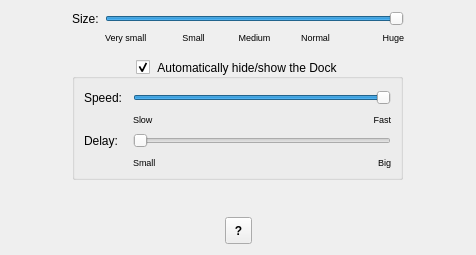
Old version of the form syspref/forms/dock.ui in the repository admiral0/Antico-Deluxe.
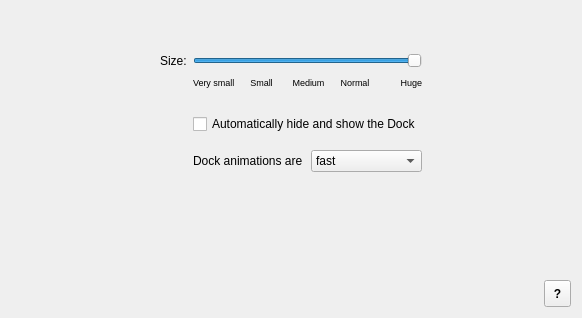
New version of the form. Icons and pictures are not drawn.

Commit message: SystemPreferences.app Dock module is now more Apple HIG and less bloat while preserving Borislav Gerassimov's idea for show/hide animation speed settings; fixed issue with show/hide dock option not saved;

The edit to the form file:
```diff
--- a/syspref/forms/dock.ui
+++ b/syspref/forms/dock.ui
@@ -6,52 +6,51 @@
    <rect>
     <x>0</x>
     <y>0</y>
-    <width>476</width>
-    <height>255</height>
+    <width>582</width>
+    <height>318</height>
    </rect>
   </property>
-  <property name="minimumSize">
-   <size>
-    <width>380</width>
-    <height>230</height>
-   </size>
-  </property>
   <property name="windowTitle">
    <string>Form</string>
   </property>
-  <layout class="QGridLayout" name="gridLayout_5">
-   <item row="0" column="0">
+  <layout class="QGridLayout" name="gridLayout">
+   <item row="0" column="2">
+    <spacer name="verticalSpacer_2">
+     <property name="orientation">
+      <enum>Qt::Vertical</enum>
+     </property>
+     <property name="sizeType">
+      <enum>QSizePolicy::Fixed</enum>
+     </property>
+     <property name="sizeHint" stdset="0">
+      <size>
+       <width>20</width>
+       <height>40</height>
+      </size>
+     </property>
+    </spacer>
+   </item>
+   <item row="1" column="0">
     <spacer name="horizontalSpacer_2">
      <property name="orientation">
       <enum>Qt::Horizontal</enum>
      </property>
      <property name="sizeHint" stdset="0">
       <size>
-       <width>40</width>
+       <width>128</width>
        <height>20</height>
       </size>
      </property>
     </spacer>
    </item>
-   <item row="0" column="1" colspan="3">
-    <layout class="QGridLayout" name="gridLayout_2" columnminimumwidth="15,55,55,55,55,55">
-     <property name="sizeConstraint">
-      <enum>QLayout::SetFixedSize</enum>
-     </property>
-     <item row="0" column="0">
+   <item row="1" column="1">
       <widget class="QLabel" name="label">
-       <property name="maximumSize">
-        <size>
-         <width>77</width>
-         <height>16</height>
-        </size>
-       </property>
        <property name="text">
         <string>Size:</string>
        </property>
       </widget>
      </item>
-     <item row="0" column="1" colspan="5">
+   <item row="1" column="2">
       <widget class="QSlider" name="dockSizeSld">
        <property name="minimum">
         <number>30</number>
@@ -67,7 +66,22 @@
        </property>
       </widget>
      </item>
-     <item row="1" column="1">
+   <item row="1" column="3">
+    <spacer name="horizontalSpacer_3">
+     <property name="orientation">
+      <enum>Qt::Horizontal</enum>
+     </property>
+     <property name="sizeHint" stdset="0">
+      <size>
+       <width>128</width>
+       <height>20</height>
+      </size>
+     </property>
+    </spacer>
+   </item>
+   <item row="2" column="2">
+    <layout class="QHBoxLayout" name="horizontalLayout_2">
+     <item>
       <widget class="QLabel" name="label_2">
        <property name="font">
         <font>
@@ -79,7 +93,7 @@
        </property>
       </widget>
      </item>
-     <item row="1" column="2">
+     <item>
       <widget class="QLabel" name="label_3">
        <property name="font">
         <font>
@@ -94,7 +108,7 @@
        </property>
       </widget>
      </item>
-     <item row="1" column="3">
+     <item>
       <widget class="QLabel" name="label_4">
        <property name="font">
         <font>
@@ -109,7 +123,7 @@
        </property>
       </widget>
      </item>
-     <item row="1" column="4">
+     <item>
       <widget class="QLabel" name="label_5">
        <property name="font">
         <font>
@@ -124,7 +138,7 @@
        </property>
       </widget>
      </item>
-     <item row="1" column="5">
+     <item>
       <widget class="QLabel" name="label_6">
        <property name="font">
         <font>
@@ -141,20 +155,7 @@
      </item>
     </layout>
    </item>
-   <item row="0" column="4">
-    <spacer name="horizontalSpacer_3">
-     <property name="orientation">
-      <enum>Qt::Horizontal</enum>
-     </property>
-     <property name="sizeHint" stdset="0">
-      <size>
-       <width>40</width>
-       <height>20</height>
-      </size>
-     </property>
-    </spacer>
-   </item>
-   <item row="1" column="2">
+   <item row="3" column="2">
     <spacer name="verticalSpacer_3">
      <property name="orientation">
       <enum>Qt::Vertical</enum>
@@ -165,182 +166,60 @@
      <property name="sizeHint" stdset="0">
       <size>
        <width>20</width>
+       <height>20</height>
+      </size>
+     </property>
+    </spacer>
+   </item>
+   <item row="4" column="2">
+    <widget class="QCheckBox" name="showHideChk">
+     <property name="text">
+      <string>Automatically hide and show the Dock</string>
+     </property>
+    </widget>
+   </item>
+   <item row="5" column="2">
+    <spacer name="verticalSpacer_4">
+     <property name="orientation">
+      <enum>Qt::Vertical</enum>
+     </property>
+     <property name="sizeType">
+      <enum>QSizePolicy::Fixed</enum>
+     </property>
+     <property name="sizeHint" stdset="0">
+      <size>
+       <width>20</width>
        <height>10</height>
       </size>
      </property>
     </spacer>
    </item>
-   <item row="2" column="0">
-    <spacer name="horizontalSpacer_4">
-     <property name="orientation">
-      <enum>Qt::Horizontal</enum>
-     </property>
-     <property name="sizeHint" stdset="0">
-      <size>
-       <width>40</width>
-       <height>20</height>
-      </size>
-     </property>
-    </spacer>
-   </item>
-   <item row="2" column="1" colspan="3">
-    <widget class="QGroupBox" name="gbchkAutoHide">
-     <property name="minimumSize">
-      <size>
-       <width>331</width>
-       <height>121</height>
-      </size>
-     </property>
-     <property name="maximumSize">
-      <size>
-       <width>331</width>
-       <height>121</height>
-      </size>
-     </property>
-     <property name="title">
-      <string>Automatically hide/show the Dock</string>
-     </property>
-     <property name="alignment">
-      <set>Qt::AlignCenter</set>
-     </property>
-     <property name="flat">
-      <bool>false</bool>
-     </property>
-     <property name="checkable">
-      <bool>true</bool>
-     </property>
-     <layout class="QGridLayout" name="gridLayout_4">
-      <item row="0" column="0">
-       <layout class="QGridLayout" name="gridLayout" rowminimumheight="20,10" columnminimumwidth="30,126,126">
-        <item row="0" column="0">
-         <widget class="QLabel" name="label_11">
+   <item row="6" column="2">
+    <layout class="QHBoxLayout" name="horizontalLayout_3">
+     <item>
+      <widget class="QLabel" name="label_7">
           <property name="text">
-           <string>Speed:</string>
+        <string>Dock animations are</string>
           </property>
          </widget>
         </item>
-        <item row="0" column="1" colspan="2">
-         <widget class="QSlider" name="sldrSpeed">
-          <property name="minimum">
-           <number>-10</number>
-          </property>
-          <property name="maximum">
-           <number>0</number>
-          </property>
-          <property name="singleStep">
-           <number>2</number>
-          </property>
-          <property name="pageStep">
-           <number>5</number>
-          </property>
-          <property name="orientation">
-           <enum>Qt::Horizontal</enum>
-          </property>
-         </widget>
-        </item>
-        <item row="1" column="1">
-         <widget class="QLabel" name="label_12">
-          <property name="font">
-           <font>
-            <pointsize>7</pointsize>
-           </font>
-          </property>
+     <item>
+      <widget class="QComboBox" name="animSpeedCmb">
+       <item>
           <property name="text">
-           <string>Slow</string>
-          </property>
-         </widget>
-        </item>
-        <item row="1" column="2">
-         <widget class="QLabel" name="label_8">
-          <property name="font">
-           <font>
-            <pointsize>7</pointsize>
-           </font>
-          </property>
+         <string>fast</string>
+        </property>
+       </item>
+       <item>
           <property name="text">
-           <string>Fast</string>
-          </property>
-          <property name="alignment">
-           <set>Qt::AlignRight|Qt::AlignTrailing|Qt::AlignVCenter</set>
-          </property>
-         </widget>
-        </item>
-       </layout>
-      </item>
-      <item row="1" column="0">
-       <layout class="QGridLayout" name="gridLayout_3" rowminimumheight="20,10" columnminimumwidth="30,126,126">
-        <item row="0" column="0">
-         <widget class="QLabel" name="label_13">
-          <property name="text">
-           <string>Delay:</string>
-          </property>
-         </widget>
-        </item>
-        <item row="0" column="1" colspan="2">
-         <widget class="QSlider" name="sldrDelay">
-          <property name="minimum">
-           <number>100</number>
-          </property>
-          <property name="maximum">
-           <number>2000</number>
-          </property>
-          <property name="singleStep">
-           <number>100</number>
-          </property>
-          <property name="pageStep">
-           <number>500</number>
-          </property>
-          <property name="orientation">
-           <enum>Qt::Horizontal</enum>
-          </property>
-         </widget>
-        </item>
-        <item row="1" column="1">
-         <widget class="QLabel" name="label_14">
-          <property name="font">
-           <font>
-            <pointsize>7</pointsize>
-           </font>
-          </property>
-          <property name="text">
-           <string>Small</string>
-          </property>
-         </widget>
-        </item>
-        <item row="1" column="2">
-         <widget class="QLabel" name="label_9">
-          <property name="font">
-           <font>
-            <pointsize>7</pointsize>
-           </font>
-          </property>
-          <property name="text">
-           <string>Big</string>
-          </property>
-          <property name="alignment">
-           <set>Qt::AlignRight|Qt::AlignTrailing|Qt::AlignVCenter</set>
-          </property>
-         </widget>
-        </item>
-       </layout>
-      </item>
-     </layout>
-    </widget>
-   </item>
-   <item row="2" column="4">
-    <spacer name="horizontalSpacer_5">
-     <property name="orientation">
-      <enum>Qt::Horizontal</enum>
-     </property>
-     <property name="sizeHint" stdset="0">
-      <size>
-       <width>40</width>
-       <height>20</height>
-      </size>
-     </property>
-    </spacer>
-   </item>
-   <item row="3" column="2">
+         <string>slow</string>
+        </property>
+       </item>
+      </widget>
+     </item>
+    </layout>
+   </item>
+   <item row="7" column="2">
     <spacer name="verticalSpacer">
      <property name="orientation">
       <enum>Qt::Vertical</enum>
@@ -348,25 +227,27 @@
      <property name="sizeHint" stdset="0">
       <size>
        <width>20</width>
-       <height>4</height>
+       <height>73</height>
       </size>
      </property>
     </spacer>
    </item>
-   <item row="4" column="0" colspan="2">
+   <item row="8" column="0" colspan="4">
+    <layout class="QHBoxLayout" name="horizontalLayout">
+     <item>
     <spacer name="horizontalSpacer">
      <property name="orientation">
       <enum>Qt::Horizontal</enum>
      </property>
      <property name="sizeHint" stdset="0">
       <size>
-       <width>210</width>
+         <width>518</width>
        <height>20</height>
       </size>
      </property>
     </spacer>
    </item>
-   <item row="4" column="2">
+     <item>
     <widget class="QToolButton" name="helpBtn">
      <property name="minimumSize">
       <size>
@@ -401,18 +282,7 @@
      </property>
     </widget>
    </item>
-   <item row="4" column="3" colspan="2">
-    <spacer name="horizontalSpacer_6">
-     <property name="orientation">
-      <enum>Qt::Horizontal</enum>
-     </property>
-     <property name="sizeHint" stdset="0">
-      <size>
-       <width>208</width>
-       <height>20</height>
-      </size>
-     </property>
-    </spacer>
+    </layout>
    </item>
   </layout>
  </widget>
```
Left out of the diff: 4 changed lines with no effect on the pictures. Lines whose indentation alone changed are shown as unchanged. The commit also changes 9 other files.
